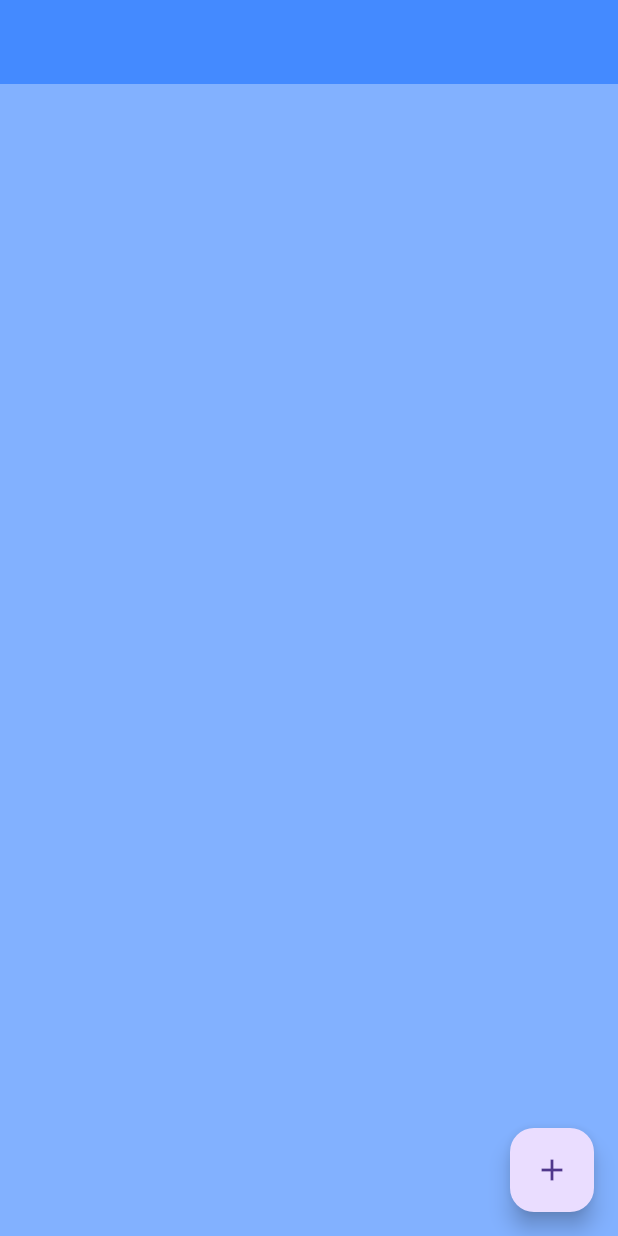
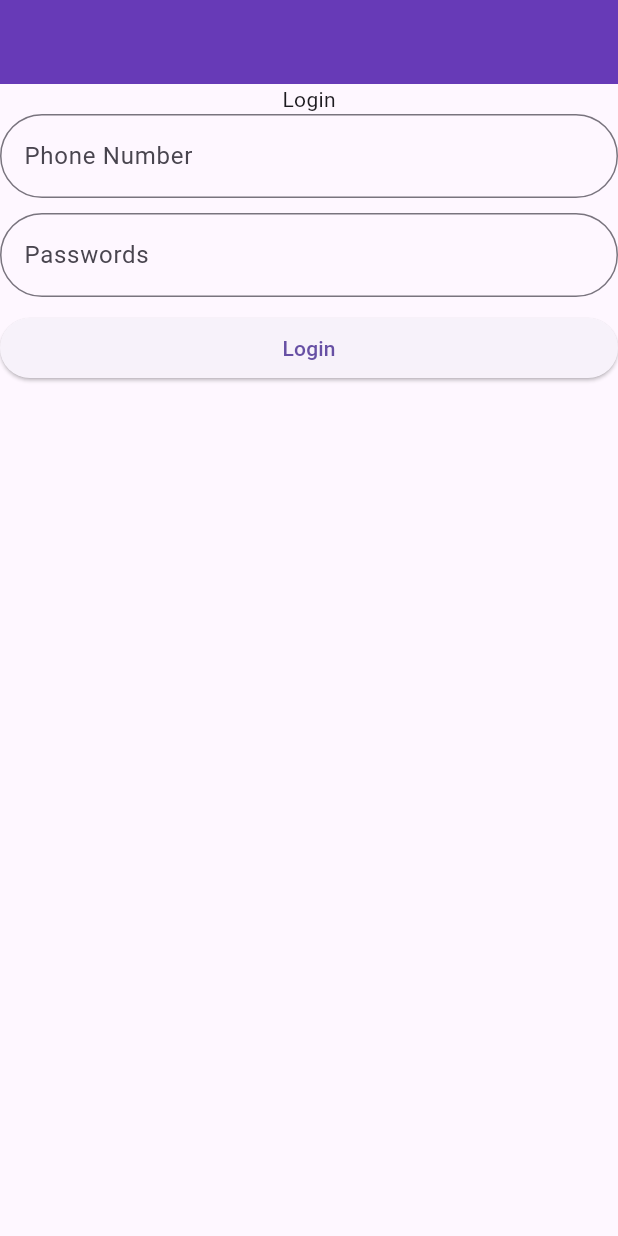
Before and after one commit to alkamrankhanalamin/Flutter, a Flutter app: the screen it shows after launch, on a phone screen of 412 x 824 dp. Run offline on Flutter 3.47's test engine with Material 3 defaults, Android fonts, the phone set to English and light mode, and no system bars.

Commit message:
Added form code

```diff
--- a/lib/5.textfield.dart
+++ b/lib/5.textfield.dart
@@ -0,0 +1,60 @@
+import 'package:flutter/material.dart';
+class TextfieldApp extends StatelessWidget {
+  const TextfieldApp({super.key});
+
+  @override
+  Widget build(BuildContext context) {
+    return MaterialApp(
+    home: Home(),
+    );
+  }
+}
+
+class Home extends StatelessWidget {
+  const Home({super.key});
+
+  @override
+  Widget build(BuildContext context) {
+    TextEditingController Number = TextEditingController();
+    return Scaffold(
+    appBar: AppBar(
+      backgroundColor: Colors.blueAccent,
+    ),
+      body:  Column(
+        children: [
+          SizedBox(height: 100,),
+          Padding(
+            padding: EdgeInsets.all(10),
+            child: TextField (
+              controller: Number,
+              obscureText: false,
+              keyboardType: TextInputType.number,
+              decoration: InputDecoration(
+               prefixIcon: Icon(Icons.phone),
+                suffixIcon: Icon(Icons.remove_red_eye),
+                hintText: 'Enter Your Phone Number',
+                labelText: 'Phone Number',
+                  floatingLabelBehavior: FloatingLabelBehavior.always,
+                labelStyle: TextStyle(
+                  color: Colors.green
+                ),
+                border: OutlineInputBorder(
+
+                )
+
+              ),
+
+            ),
+          ),
+          ElevatedButton(onPressed: (){
+            print(Number.text);
+          }, child: Text('Submit')),
+          SizedBox(height: 10,),
+          ElevatedButton(onPressed: (){
+            Number.clear();
+          }, child: Text('Clear'))
+        ],
+      ),
+    );
+  }
+}
--- a/lib/6.form.dart
+++ b/lib/6.form.dart
@@ -0,0 +1,94 @@
+import 'package:flutter/material.dart';
+
+class FormApp extends StatefulWidget {
+  const FormApp({super.key});
+
+  @override
+  State<FormApp> createState() => _FormAppState();
+}
+
+class _FormAppState extends State<FormApp> {
+  @override
+  Widget build(BuildContext context) {
+    return MaterialApp(
+      home: Login(),
+
+    );
+  }
+}
+
+class Login extends StatefulWidget {
+  const Login({super.key});
+
+  @override
+  State<Login> createState() => _LoginState();
+}
+
+class _LoginState extends State<Login> {
+  @override
+  Widget build(BuildContext context) {
+    final _FormKey = GlobalKey <FormState>();
+    TextEditingController PhoneController = TextEditingController();
+    TextEditingController PasswordsController = TextEditingController();
+    return Scaffold(
+      appBar: AppBar(
+        backgroundColor: Colors.deepPurple,
+      ),
+
+      body: Center(
+        child: Column(
+          children: [
+            Text('Login'),
+            Form(
+              key: _FormKey,
+                child: Column(
+              children: [
+                TextFormField(
+                 controller: PhoneController,
+                  decoration: InputDecoration(
+                    hintText: 'Phone Number',
+                    border: OutlineInputBorder(
+                      borderRadius: BorderRadius.circular(100),
+                    )
+                  ), validator: (value) {
+                    if (value==null || value.isEmpty) {
+                      return 'Please Enter Your Number';
+                    }
+                },
+                ),
+                SizedBox(height: 10,),
+                TextFormField(
+                  controller: PasswordsController,
+                  decoration: InputDecoration(
+                      hintText: 'Passwords',
+                      border: OutlineInputBorder(
+                        borderRadius: BorderRadius.circular(100),
+                      )
+                  ),
+                  validator: (value) {
+                  if (value==null || value.isEmpty) {
+                   return  'Please Enter Your Passwords';
+                  } ;
+                },
+                ),
+                SizedBox(height: 10,),
+                SizedBox(
+                  width: 500,
+                  child: ElevatedButton(onPressed: (){
+                    if(_FormKey.currentState!.validate()) {
+                      ScaffoldMessenger.of(context).showSnackBar(
+                        SnackBar(content: Text('Logged in')),
+                      );
+                    }
+                  }, child: Text('Login')),
+                )
+
+              ],
+            ))
+          ],
+        ),
+
+      )
+    );
+  }
+}
--- a/lib/main.dart
+++ b/lib/main.dart
@@ -3,7 +3,8 @@ import 'package:ostad_flutter/1.text.dart';
 import 'package:ostad_flutter/2.button.dart';
 import 'package:ostad_flutter/3.container.dart';
 import 'package:ostad_flutter/4.floating_button.dart';
-import 'package:ostad_flutter/today.dart';
+import 'package:ostad_flutter/5.textfield.dart';
+import 'package:ostad_flutter/6.form.dart';
 main() {
-runApp(floatingApp());
+runApp(FormApp());
 }
```
